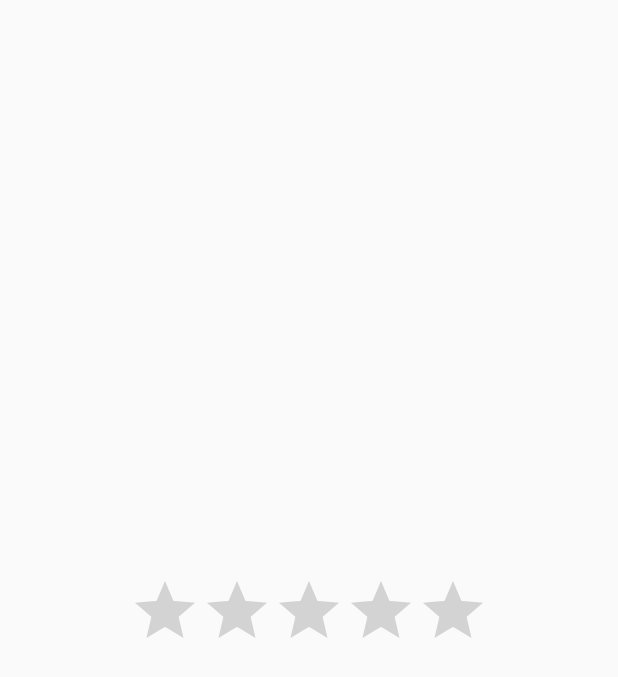
After one commit to utpatrick/ihelp_android_app, an Android app: the layout rating_dialog.xml on its own in the app's theme, with its tools: preview values and no code run, on a phone screen of 412 x 824 dp. The commit adds this screen. Shown: the top 677 px of the screen. Run offline under Robolectric (Android 15) with nearby library versions, the phone set to English and light mode, and no system bars; network calls fail.

Commit message:
rating works!

```diff
--- a/iHelp/app/src/main/java/com/utexas/ee382v/ihelp/MainActivity.java
+++ b/iHelp/app/src/main/java/com/utexas/ee382v/ihelp/MainActivity.java
@@ -44,12 +44,10 @@ import com.google.android.gms.common.api.GoogleApiClient;
 import com.google.android.gms.common.api.ResultCallback;
 import com.google.android.gms.common.api.Scope;
 import com.google.android.gms.common.api.Status;
-import com.google.firebase.messaging.FirebaseMessaging;
 
 import org.json.JSONException;
 import org.json.JSONObject;
 
-import java.io.File;
 import java.util.HashMap;
 import java.util.Map;
 
@@ -69,7 +67,8 @@ public class MainActivity extends AppCompatActivity implements View.OnClickListe
     private static String gname;
     private static String gmail;
     private boolean signinStatus;
-    private static final String BACKEND_ENDPOINT = "https://firebase-ihelp.appspot.com/";
+//    private static final String BACKEND_ENDPOINT = "https://firebase-ihelp.appspot.com/";
+    private static final String BACKEND_ENDPOINT = "http://10.0.2.2:8080";
 
     @Override
     protected void onCreate(Bundle savedInstanceState) {
--- a/iHelp/app/src/main/java/com/utexas/ee382v/ihelp/Manage.java
+++ b/iHelp/app/src/main/java/com/utexas/ee382v/ihelp/Manage.java
@@ -285,7 +285,7 @@ public class Manage extends Fragment {
                     draftingBox.setChecked(false);
                     postedBox.setChecked(false);
                     ongoingBox.setChecked(false);
-                    new_url += "&task_status=Deleted";
+                    new_url += "&task_status=Completed";
                 }
                 getAllTasks(new_url, view);
             }
--- /dev/null
+++ b/iHelp/app/src/main/res/layout/rating_dialog.xml
@@ -0,0 +1,21 @@
+<?xml version="1.0" encoding="utf-8"?>
+<android.support.constraint.ConstraintLayout xmlns:android="http://schemas.android.com/apk/res/android"
+    xmlns:app="http://schemas.android.com/apk/res-auto"
+    xmlns:tools="http://schemas.android.com/tools"
+    android:id="@+id/rating_dialog_container"
+    android:layout_width="match_parent"
+    android:layout_height="match_parent">
+
+    <RatingBar
+        android:id="@+id/rating_dialog_ratingbar"
+        android:layout_width="wrap_content"
+        android:layout_height="wrap_content"
+        android:layout_marginBottom="8dp"
+        android:layout_marginEnd="8dp"
+        android:layout_marginStart="8dp"
+        android:layout_marginTop="8dp"
+        app:layout_constraintBottom_toBottomOf="parent"
+        app:layout_constraintEnd_toEndOf="parent"
+        app:layout_constraintStart_toStartOf="parent"
+        app:layout_constraintTop_toTopOf="parent" />
+</android.support.constraint.ConstraintLayout>
--- a/iHelp/app/src/main/res/values/strings.xml
+++ b/iHelp/app/src/main/res/values/strings.xml
@@ -55,4 +55,7 @@
     <string name="title_activity_edit_profile">EditProfile</string>
     <string name="title_activity_crop_image">CropImage</string>
     <string name="new_task_created">New Task Created</string>
+    <string name="rate_task">Rate this task</string>
+    <string name="rating_cancel">Cancel</string>
+    <string name="rating_confirm">Confirm</string>
 </resources>
```
Also changed, not shown: iHelp/app/src/main/java/com/utexas/ee382v/ihelp/ViewTask.java (+48 -6 lines), 2 other files.
